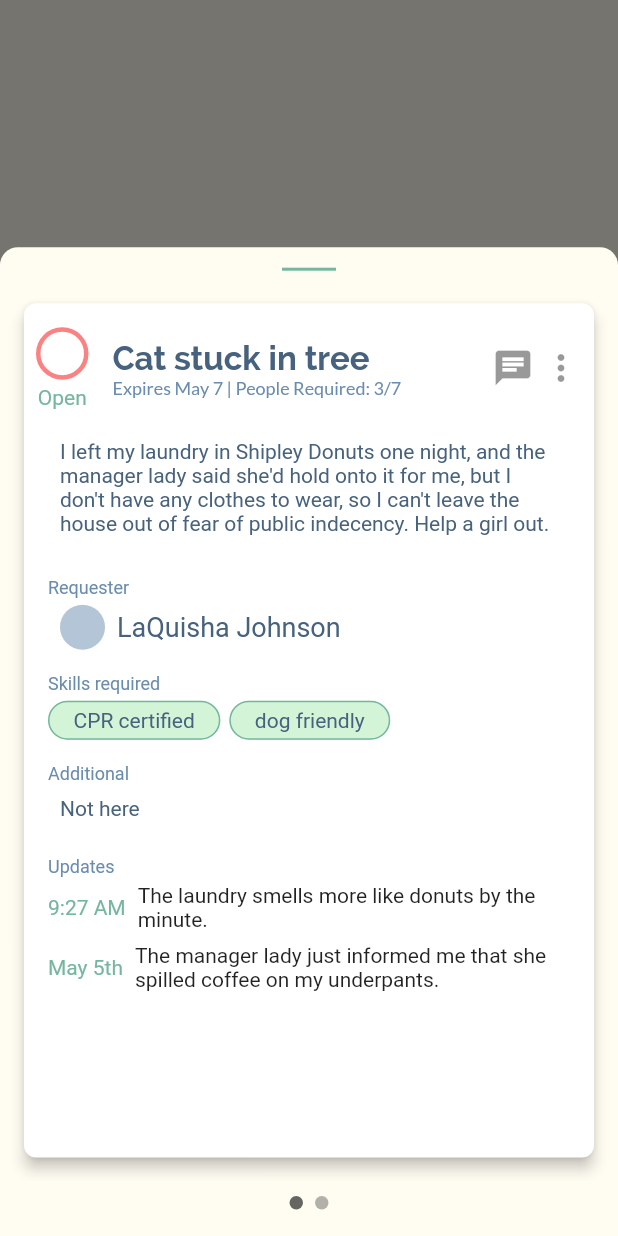
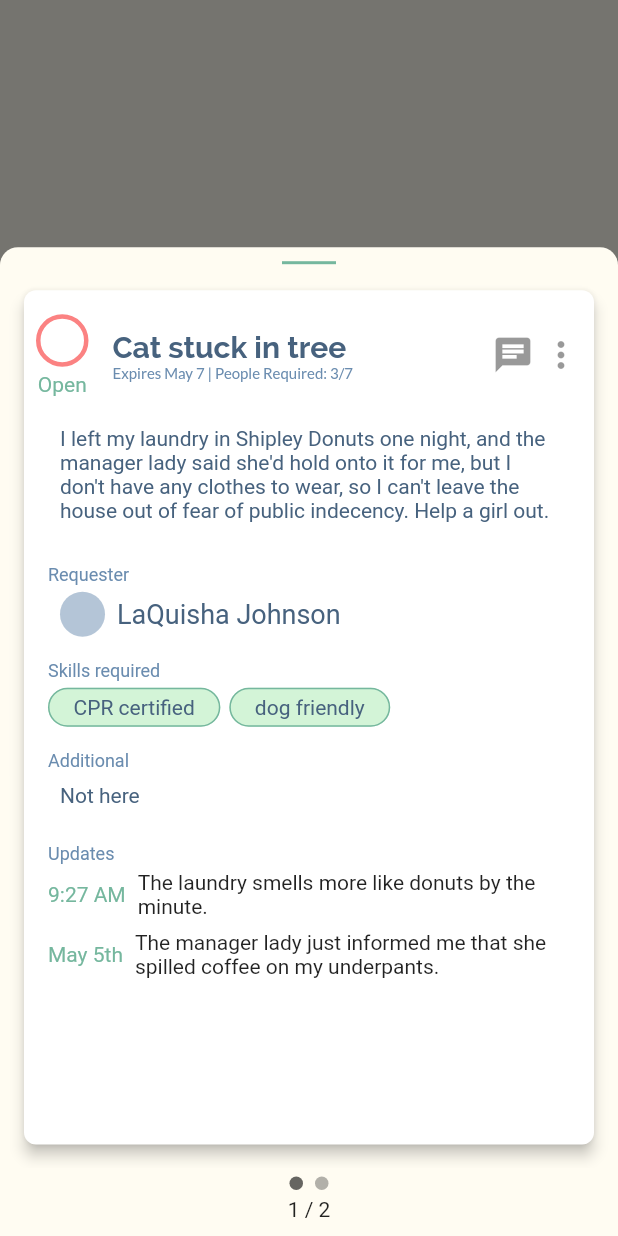
Before and after one commit to CitizensTogether/concord-mobile, a Flutter app: the screen it shows after launch, after a tap on "Cat stuck in tree", on a phone screen of 412 x 824 dp. Run offline on Flutter 3.47's test engine with Material 2 defaults, Android fonts, the phone set to English and light mode, and no system bars; drawn by our look-alikes of dots_indicator, flutter_tags; our stand-ins replace get_it, stacked; missing offline and left inert: multi_image_picker.

Commit message:
feature/home-bottom-sheet: Address pr requests

```diff
--- a/lib/ui/screens/home_screen.dart
+++ b/lib/ui/screens/home_screen.dart
@@ -32,18 +32,8 @@ class HomeScreen extends StatelessWidget {
 
   Widget _bottomSheetPreview(BuildContext context) {
     return GestureDetector(
-      onTap: () => showModalBottomSheet(
-        context: context,
-        isScrollControlled: true,
-        backgroundColor: _appTheme.mainMono,
-        shape: RoundedRectangleBorder(
-          borderRadius: BorderRadius.only(
-            topLeft: Radius.circular(12),
-            topRight: Radius.circular(12),
-          ),
-        ),
-        builder: (BuildContext context) => ConcordBottomSheet(),
-      ),
+      onTap: () => _showConcordBottomSheet(context),
+      onVerticalDragStart: (DragStartDetails details) => _showConcordBottomSheet(context),
       child: Container(
         height: MediaQuery.of(context).size.height * 0.1,
         padding: EdgeInsets.symmetric(
@@ -69,6 +59,22 @@ class HomeScreen extends StatelessWidget {
           ],
         ),
       ),
+    );
+  }
+
+  // A helper function to be called upon various gestures applied to the bottom sheet preview.
+  void _showConcordBottomSheet(BuildContext context) {
+    showModalBottomSheet(
+      context: context,
+      isScrollControlled: true,
+      backgroundColor: _appTheme.mainMono,
+      shape: RoundedRectangleBorder(
+        borderRadius: BorderRadius.only(
+          topLeft: Radius.circular(12),
+          topRight: Radius.circular(12),
+        ),
+      ),
+      builder: (BuildContext context) => ConcordBottomSheet(),
     );
   }
 
@@ -184,8 +190,8 @@ class _ConcordBottomSheetState extends State<ConcordBottomSheet> {
             ),
           ),
           DotsIndicator(
-            dotsCount: items.length,
-            position: itemIndex,
+            dotsCount: items.length > 5 ? 5 : items.length,
+            position: itemIndex > 4 ? 4 : itemIndex,
             decorator: DotsDecorator(
               color: _appTheme.opposite.withOpacity(0.3),
               activeColor: _appTheme.opposite.withOpacity(0.6),
@@ -201,6 +207,7 @@ class _ConcordBottomSheetState extends State<ConcordBottomSheet> {
               _pageController.jumpToPage(index.floor());
             },
           ),
+          Text('${itemIndex.floor() + 1} / ${items.length}'),
         ],
       ),
     );
--- a/lib/ui/theme/theme.dart
+++ b/lib/ui/theme/theme.dart
@@ -12,67 +12,67 @@ class ConcordThemeManager with ChangeNotifier {
   static const TextTheme concordTextTheme = TextTheme(
     headline1: TextStyle(
       fontFamily: 'Raleway',
-      fontSize: 98,
+      fontSize: 96,
       fontWeight: FontWeight.w400,
     ),
     headline2: TextStyle(
       fontFamily: 'Raleway',
-      fontSize: 62,
+      fontSize: 60,
       fontWeight: FontWeight.w400,
     ),
     headline3: TextStyle(
       fontFamily: 'Raleway',
-      fontSize: 50,
+      fontSize: 48,
       fontWeight: FontWeight.w700,
     ),
     headline4: TextStyle(
       fontFamily: 'Raleway',
-      fontSize: 36,
+      fontSize: 34,
       fontWeight: FontWeight.w700,
     ),
     headline5: TextStyle(
       fontFamily: 'Raleway',
-      fontSize: 26,
+      fontSize: 24,
       fontWeight: FontWeight.w700,
     ),
     headline6: TextStyle(
       fontFamily: 'Raleway',
-      fontSize: 22,
+      fontSize: 20,
       fontWeight: FontWeight.w700,
     ),
     bodyText1: TextStyle(
       fontFamily: 'Lato',
-      fontSize: 20,
+      fontSize: 18,
       fontWeight: FontWeight.w500,
     ),
     bodyText2: TextStyle(
       fontFamily: 'Lato',
-      fontSize: 16,
+      fontSize: 14,
       fontWeight: FontWeight.w500,
     ),
     subtitle1: TextStyle(
       fontFamily: 'Lato',
-      fontSize: 18,
+      fontSize: 16,
       fontWeight: FontWeight.w500,
     ),
     subtitle2: TextStyle(
       fontFamily: 'Lato',
-      fontSize: 16,
+      fontSize: 14,
       fontWeight: FontWeight.w500,
     ),
     button: TextStyle(
       fontFamily: 'Raleway',
-      fontSize: 16,
+      fontSize: 14,
       fontWeight: FontWeight.w700,
     ),
     overline: TextStyle(
       fontFamily: 'Lato',
-      fontSize: 12,
+      fontSize: 10,
       fontWeight: FontWeight.w500,
     ),
     caption: TextStyle(
       fontFamily: 'Lato',
-      fontSize: 14,
+      fontSize: 12,
       fontWeight: FontWeight.w500,
     ),
   );
```
Also changed, not shown: pubspec.lock.
